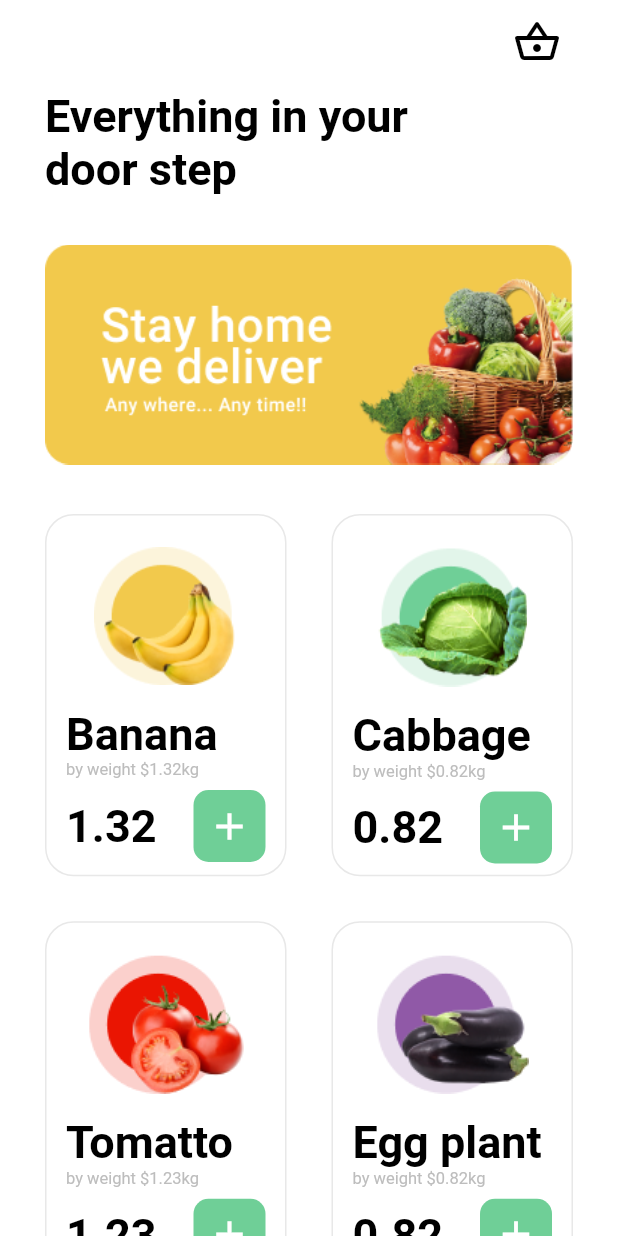
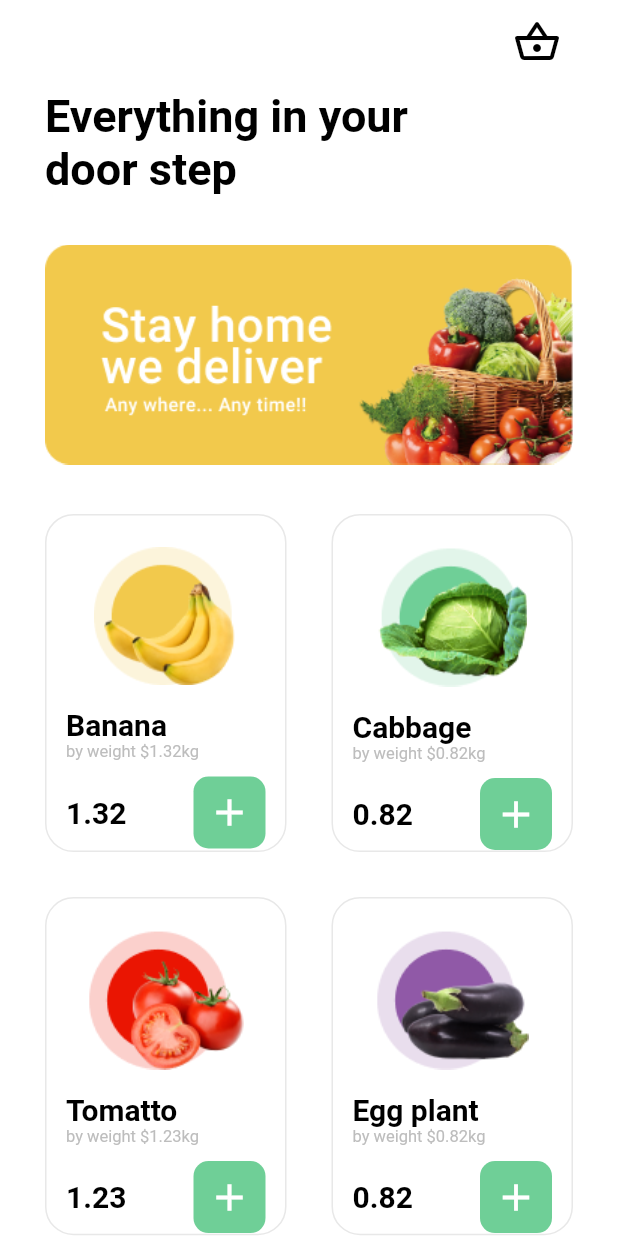
Before and after one commit to serifselim/greengrocer_app, a Flutter app: the screen it shows after launch, on a phone screen of 412 x 824 dp. Run offline on Flutter 3.47's test engine with Material 2 defaults, Android fonts, the phone set to English and light mode, and no system bars.

Commit message:
edited product item

```diff
--- a/lib/components/home/home_products_list.dart
+++ b/lib/components/home/home_products_list.dart
@@ -18,21 +18,24 @@ class HomeProductsList extends StatelessWidget {
             crossAxisCount: 2,
             crossAxisSpacing: 30.0,
             mainAxisSpacing: 30.0,
-            childAspectRatio: 1 / 1.50),
+            childAspectRatio: 1 / 1.4),
         itemBuilder: (BuildContext context, int index) {
           var product = data.products[index];
           return Container(
             decoration: BoxDecoration(
                 border: Border.all(color: const Color(0xE5E5E5E5)),
-              borderRadius: const BorderRadius.all(Radius.circular(19.0))
-            ),
+                borderRadius: const BorderRadius.all(Radius.circular(19.0))),
             padding: const EdgeInsets.only(top: 13.0, left: 13.0, right: 13.0),
             child: Column(
               crossAxisAlignment: CrossAxisAlignment.start,
               children: <Widget>[
-                kSpacer(8.0),
-                Center(child: kImage(product["image"])),
-                kSpacer(15.0),
+                Container(
+                  alignment: Alignment.center,
+                  margin: const EdgeInsets.only(top: 8.0, bottom: 15.0),
+                  child: kImage(
+                    product["image"],
+                  ),
+                ),
                 kTitleH2(
                   context: context,
                   title: product["name"],
@@ -41,8 +44,9 @@ class HomeProductsList extends StatelessWidget {
                   context: context,
                   text: product["weight"],
                 ),
-                kSpacer(7.0),
-                Row(
+                Container(
+                  margin: const EdgeInsets.only(top: 10.0),
+                  child: Row(
                     mainAxisAlignment: MainAxisAlignment.spaceBetween,
                     children: <Widget>[
                       kTitleH2(
@@ -64,6 +68,7 @@ class HomeProductsList extends StatelessWidget {
                         ),
                       )
                     ],
+                  ),
                 )
               ],
             ),
--- a/lib/constants/theme_constants.dart
+++ b/lib/constants/theme_constants.dart
@@ -11,7 +11,7 @@ ThemeData kTheme() {
         color: Colors.black,
       ),
       headline2: TextStyle(
-        fontSize: 18.0,
+        fontSize: 20.0,
         fontWeight: FontWeight.bold,
         color: Colors.black,
       ),
--- a/lib/constants/widget_constants.dart
+++ b/lib/constants/widget_constants.dart
@@ -25,7 +25,7 @@ SizedBox kTitleH1({required BuildContext context, required String title}) {
 Text kTitleH2({required BuildContext context, required String title}) {
   return Text(
     title,
-    style: Theme.of(context).textTheme.headline1,
+    style: Theme.of(context).textTheme.headline2,
   );
 }
 
```
Lines whose indentation alone changed are shown as unchanged.
